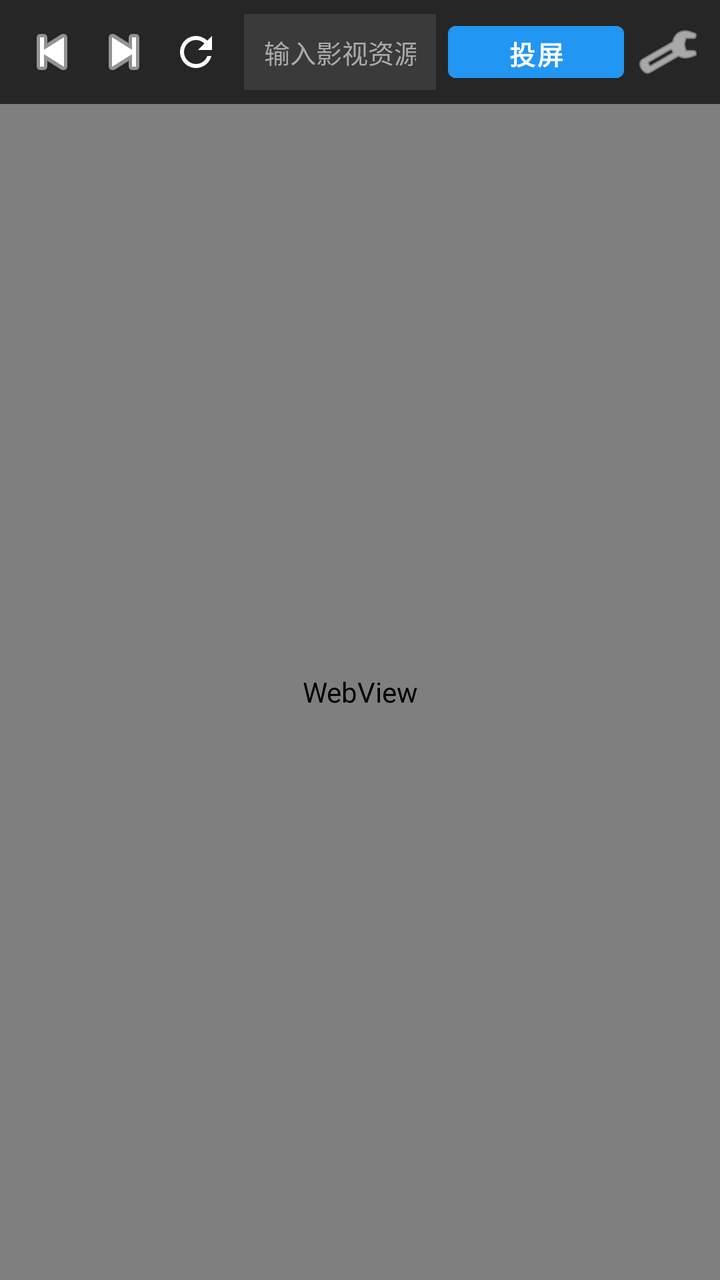
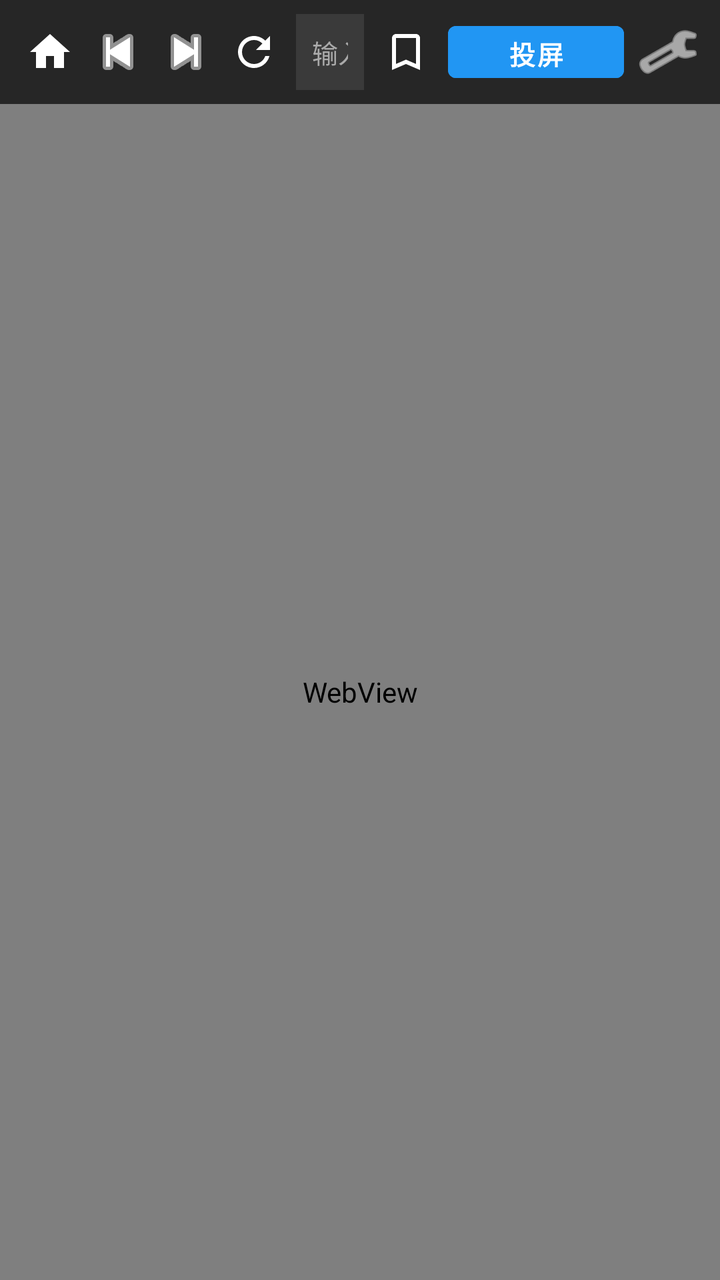

Screens rendered from an Android XML layout before and after an edit, with the pre-edit source and the edit as a unified diff.
<!-- AndroidManifest.xml: application theme Theme.BigEyes -->
<!-- res/layout/activity_main.xml -->
<?xml version="1.0" encoding="utf-8"?>
<androidx.constraintlayout.widget.ConstraintLayout xmlns:android="http://schemas.android.com/apk/res/android"
    xmlns:app="http://schemas.android.com/apk/res-auto"
    android:layout_width="match_parent"
    android:layout_height="match_parent"
    android:background="@color/black">

    
    <LinearLayout
        android:id="@+id/top_bar"
        android:layout_width="match_parent"
        android:layout_height="52dp"
        android:orientation="horizontal"
        android:gravity="center_vertical"
        android:background="#262626"
        android:paddingHorizontal="8dp"
        app:layout_constraintTop_toTopOf="parent">

        <ImageButton
            android:id="@+id/btn_back"
            android:layout_width="36dp"
            android:layout_height="36dp"
            android:background="?attr/selectableItemBackgroundBorderless"
            android:src="@android:drawable/ic_media_previous"
            android:tint="@color/white"
            android:contentDescription="后退" />

        <ImageButton
            android:id="@+id/btn_forward"
            android:layout_width="36dp"
            android:layout_height="36dp"
            android:background="?attr/selectableItemBackgroundBorderless"
            android:src="@android:drawable/ic_media_next"
            android:tint="@color/white"
            android:contentDescription="前进" />

        <ImageButton
            android:id="@+id/btn_refresh"
            android:layout_width="36dp"
            android:layout_height="36dp"
            android:background="?attr/selectableItemBackgroundBorderless"
            android:src="@drawable/ic_refresh"
            android:tint="@color/white"
            android:contentDescription="刷新" />

        <EditText
            android:id="@+id/et_url"
            android:layout_width="0dp"
            android:layout_height="38dp"
            android:layout_weight="1"
            android:layout_marginHorizontal="6dp"
            android:background="#3A3A3A"
            android:textColor="@color/white"
            android:textColorHint="@color/text_muted"
            android:hint="输入影视资源站网址..."
            android:textSize="13sp"
            android:paddingHorizontal="10dp"
            android:singleLine="true"
            android:imeOptions="actionGo"
            android:inputType="textUri" />

        
        <FrameLayout
            android:id="@+id/layout_cast_btn"
            android:layout_width="wrap_content"
            android:layout_height="wrap_content"
            android:layout_marginEnd="4dp">

            <Button
                android:id="@+id/btn_cast"
                android:layout_width="wrap_content"
                android:layout_height="38dp"
                android:text="投屏"
                android:textSize="13sp"
                android:textStyle="bold"
                android:backgroundTint="@color/brand_primary"
                android:textColor="@color/white"
                android:paddingHorizontal="12dp" />

            <TextView
                android:id="@+id/tv_badge_count"
                android:layout_width="18dp"
                android:layout_height="18dp"
                android:layout_gravity="top|end"
                android:background="@android:color/holo_red_dark"
                android:textColor="@color/white"
                android:textSize="10sp"
                android:textStyle="bold"
                android:gravity="center"
                android:visibility="gone"
                android:text="1" />
        </FrameLayout>

        <ImageButton
            android:id="@+id/btn_settings"
            android:layout_width="36dp"
            android:layout_height="36dp"
            android:background="?attr/selectableItemBackgroundBorderless"
            android:src="@android:drawable/ic_menu_preferences"
            android:tint="@color/white"
            android:contentDescription="设置" />
    </LinearLayout>

    
    <ProgressBar
        android:id="@+id/progress_bar"
        style="?android:attr/progressBarStyleHorizontal"
        android:layout_width="match_parent"
        android:layout_height="3dp"
        android:progressDrawable="@drawable/progress_bar_drawable"
        android:visibility="gone"
        app:layout_constraintTop_toBottomOf="@id/top_bar" />

    
    <WebView
        android:id="@+id/web_view"
        android:layout_width="match_parent"
        android:layout_height="0dp"
        app:layout_constraintTop_toBottomOf="@id/progress_bar"
        app:layout_constraintBottom_toTopOf="@id/container_playback_control" />

    
    <FrameLayout
        android:id="@+id/container_playback_control"
        android:layout_width="match_parent"
        android:layout_height="wrap_content"
        android:visibility="gone"
        app:layout_constraintBottom_toBottomOf="parent">

        <include layout="@layout/view_playback_control" />
    </FrameLayout>

    
    <FrameLayout
        android:id="@+id/fullscreen_custom_content"
        android:layout_width="match_parent"
        android:layout_height="match_parent"
        android:background="@color/black"
        android:visibility="gone"
        app:layout_constraintTop_toTopOf="parent"
        app:layout_constraintBottom_toBottomOf="parent"
        app:layout_constraintStart_toStartOf="parent"
        app:layout_constraintEnd_toEndOf="parent" />

</androidx.constraintlayout.widget.ConstraintLayout>
<!-- res/layout/view_playback_control.xml (included above) -->
<?xml version="1.0" encoding="utf-8"?>
<LinearLayout xmlns:android="http://schemas.android.com/apk/res/android"
    xmlns:app="http://schemas.android.com/apk/res-auto"
    android:layout_width="match_parent"
    android:layout_height="wrap_content"
    android:orientation="vertical"
    android:background="@color/control_bar_bg"
    android:padding="12dp"
    android:elevation="8dp">

    
    <LinearLayout
        android:layout_width="match_parent"
        android:layout_height="wrap_content"
        android:orientation="horizontal"
        android:gravity="center_vertical">

        <TextView
            android:id="@+id/tv_playing_title"
            android:layout_width="0dp"
            android:layout_height="wrap_content"
            android:layout_weight="1"
            android:textColor="@color/white"
            android:textSize="14sp"
            android:textStyle="bold"
            android:singleLine="true"
            android:ellipsize="end"
            android:text="正在电视投屏播放..." />

        <TextView
            android:id="@+id/tv_target_device"
            android:layout_width="wrap_content"
            android:layout_height="wrap_content"
            android:textColor="@color/brand_primary"
            android:textSize="12sp"
            android:text="客厅电视"
            android:layout_marginStart="8dp" />

        <ImageButton
            android:id="@+id/btn_close_control"
            android:layout_width="32dp"
            android:layout_height="32dp"
            android:background="?attr/selectableItemBackgroundBorderless"
            android:src="@android:drawable/ic_menu_close_clear_cancel"
            android:tint="@color/text_muted"
            android:contentDescription="关闭播控" />
    </LinearLayout>

    
    <LinearLayout
        android:layout_width="match_parent"
        android:layout_height="wrap_content"
        android:orientation="horizontal"
        android:gravity="center_vertical"
        android:layout_marginTop="4dp">

        <TextView
            android:id="@+id/tv_current_time"
            android:layout_width="wrap_content"
            android:layout_height="wrap_content"
            android:textColor="@color/text_muted"
            android:textSize="12sp"
            android:text="00:00:00" />

        <SeekBar
            android:id="@+id/seekbar_progress"
            android:layout_width="0dp"
            android:layout_height="wrap_content"
            android:layout_weight="1"
            android:max="1000"
            android:progress="0"
            android:thumbTint="@color/brand_primary"
            android:progressTint="@color/brand_primary" />

        <TextView
            android:id="@+id/tv_total_time"
            android:layout_width="wrap_content"
            android:layout_height="wrap_content"
            android:textColor="@color/text_muted"
            android:textSize="12sp"
            android:text="00:00:00" />
    </LinearLayout>

    
    <LinearLayout
        android:layout_width="match_parent"
        android:layout_height="wrap_content"
        android:orientation="horizontal"
        android:gravity="center"
        android:layout_marginTop="4dp">

        <Button
            android:id="@+id/btn_rewind"
            android:layout_width="wrap_content"
            android:layout_height="36dp"
            android:text="-15s"
            android:textSize="12sp"
            style="@style/Widget.MaterialComponents.Button.TextButton"
            android:textColor="@color/white" />

        <Button
            android:id="@+id/btn_play_pause"
            android:layout_width="wrap_content"
            android:layout_height="36dp"
            android:text="暂停"
            android:textSize="14sp"
            android:layout_marginHorizontal="16dp"
            android:backgroundTint="@color/brand_primary"
            android:textColor="@color/white" />

        <Button
            android:id="@+id/btn_forward"
            android:layout_width="wrap_content"
            android:layout_height="36dp"
            android:text="+15s"
            android:textSize="12sp"
            style="@style/Widget.MaterialComponents.Button.TextButton"
            android:textColor="@color/white" />

        <Button
            android:id="@+id/btn_next_episode"
            android:layout_width="wrap_content"
            android:layout_height="36dp"
            android:text="下一集"
            android:textSize="12sp"
            android:layout_marginStart="4dp"
            style="@style/Widget.MaterialComponents.Button.TextButton"
            android:textColor="@color/brand_primary" />

        <Button
            android:id="@+id/btn_stop"
            android:layout_width="wrap_content"
            android:layout_height="36dp"
            android:text="停止"
            android:textSize="12sp"
            android:layout_marginStart="4dp"
            style="@style/Widget.MaterialComponents.Button.TextButton"
            android:textColor="#FF5252" />
    </LinearLayout>

</LinearLayout>
<!-- resources referenced by this layout -->
<resources>
  <color name="black">#FF000000</color>
  <color name="brand_primary">#FF2196F3</color>
  <color name="control_bar_bg">#EE1E1E1E</color>
  <color name="text_muted">#FFAAAAAA</color>
  <color name="white">#FFFFFFFF</color>
  <!-- drawable ic_refresh (drawable) -->
  <vector xmlns:android="http://schemas.android.com/apk/res/android"
      android:width="24dp"
      android:height="24dp"
      android:viewportWidth="24"
      android:viewportHeight="24">
      <path
          android:fillColor="@android:color/white"
          android:pathData="M17.65,6.35C16.2,4.9 14.21,4 12,4c-4.42,0 -7.99,3.58 -7.99,8s3.57,8 7.99,8c3.73,0 6.84,-2.55 7.73,-6h-2.08c-0.82,2.33 -3.04,4 -5.65,4 -3.31,0 -6,-2.69 -6,-6s2.69,-6 6,-6c1.66,0 3.14,0.69 4.22,1.78L13,11h7V4l-2.35,2.35z"/>
  </vector>
  <!-- drawable progress_bar_drawable (drawable) -->
  <?xml version="1.0" encoding="utf-8"?>
  <layer-list xmlns:android="http://schemas.android.com/apk/res/android">
      <item android:id="@android:id/background">
          <shape>
              <solid android:color="#22000000" />
          </shape>
      </item>
      <item android:id="@android:id/progress">
          <clip>
              <shape>
                  <solid android:color="@color/brand_primary" />
              </shape>
          </clip>
      </item>
  </layer-list>
  <style name="Theme.BigEyes" parent="Theme.MaterialComponents.DayNight.NoActionBar">
          <item name="colorPrimary">@color/brand_primary</item>
          <item name="colorPrimaryVariant">@color/purple_700</item>
          <item name="colorOnPrimary">@color/white</item>
          <item name="colorSecondary">@color/brand_secondary</item>
          <item name="colorSecondaryVariant">@color/teal_700</item>
          <item name="colorOnSecondary">@color/black</item>
          <item name="android:statusBarColor">?attr/colorPrimaryVariant</item>
      </style>
  <color name="purple_700">#FF3700B3</color>
  <color name="brand_secondary">#FF4CAF50</color>
  <color name="teal_700">#FF018786</color>
</resources>

<!-- the commit's change to res/layout/activity_main.xml (unified diff, before → after) -->
@@ -17,9 +17,18 @@
         app:layout_constraintTop_toTopOf="parent">
 
         <ImageButton
+            android:id="@+id/btn_home"
+            android:layout_width="34dp"
+            android:layout_height="34dp"
+            android:background="?attr/selectableItemBackgroundBorderless"
+            android:src="@drawable/ic_home"
+            android:tint="@color/white"
+            android:contentDescription="主页" />
+
+        <ImageButton
             android:id="@+id/btn_back"
-            android:layout_width="36dp"
-            android:layout_height="36dp"
+            android:layout_width="34dp"
+            android:layout_height="34dp"
             android:background="?attr/selectableItemBackgroundBorderless"
             android:src="@android:drawable/ic_media_previous"
             android:tint="@color/white"
@@ -27,8 +36,8 @@
 
         <ImageButton
             android:id="@+id/btn_forward"
-            android:layout_width="36dp"
-            android:layout_height="36dp"
+            android:layout_width="34dp"
+            android:layout_height="34dp"
             android:background="?attr/selectableItemBackgroundBorderless"
             android:src="@android:drawable/ic_media_next"
             android:tint="@color/white"
@@ -36,8 +45,8 @@
 
         <ImageButton
             android:id="@+id/btn_refresh"
-            android:layout_width="36dp"
-            android:layout_height="36dp"
+            android:layout_width="34dp"
+            android:layout_height="34dp"
             android:background="?attr/selectableItemBackgroundBorderless"
             android:src="@drawable/ic_refresh"
             android:tint="@color/white"
@@ -48,16 +57,26 @@
             android:layout_width="0dp"
             android:layout_height="38dp"
             android:layout_weight="1"
-            android:layout_marginHorizontal="6dp"
+            android:layout_marginHorizontal="4dp"
             android:background="#3A3A3A"
             android:textColor="@color/white"
             android:textColorHint="@color/text_muted"
-            android:hint="输入影视资源站网址..."
+            android:hint="输入网址..."
             android:textSize="13sp"
-            android:paddingHorizontal="10dp"
+            android:paddingHorizontal="8dp"
             android:singleLine="true"
             android:imeOptions="actionGo"
             android:inputType="textUri" />
+
+        <ImageButton
+            android:id="@+id/btn_bookmark"
+            android:layout_width="34dp"
+            android:layout_height="34dp"
+            android:background="?attr/selectableItemBackgroundBorderless"
+            android:src="@drawable/ic_bookmark"
+            android:tint="@color/white"
+            android:contentDescription="书签收藏"
+            android:layout_marginEnd="4dp" />
 
         
         <FrameLayout
<!-- resource entries referenced after the edit -->
@@ -5,6 +5,28 @@
   <color name="control_bar_bg">#EE1E1E1E</color>
   <color name="text_muted">#FFAAAAAA</color>
   <color name="white">#FFFFFFFF</color>
+  <!-- drawable ic_bookmark (drawable) -->
+  <vector xmlns:android="http://schemas.android.com/apk/res/android"
+      android:width="24dp"
+      android:height="24dp"
+      android:viewportWidth="24"
+      android:viewportHeight="24"
+      android:tint="?attr/colorControlNormal">
+    <path
+        android:fillColor="@android:color/white"
+        android:pathData="M17,3H7c-1.1,0 -1.99,0.9 -1.99,2L5,21l7,-3 7,3V5c0,-1.1 -0.9,-2 -2,-2zM17,17.97l-5,-2.15 -5,2.15V5h10v12.97z"/>
+  </vector>
+  <!-- drawable ic_home (drawable) -->
+  <vector xmlns:android="http://schemas.android.com/apk/res/android"
+      android:width="24dp"
+      android:height="24dp"
+      android:viewportWidth="24"
+      android:viewportHeight="24"
+      android:tint="?attr/colorControlNormal">
+    <path
+        android:fillColor="@android:color/white"
+        android:pathData="M10,20v-6h4v6h5v-8h3L12,3 2,12h3v8z"/>
+  </vector>
   <!-- drawable ic_refresh (drawable) -->
   <vector xmlns:android="http://schemas.android.com/apk/res/android"
       android:width="24dp"
